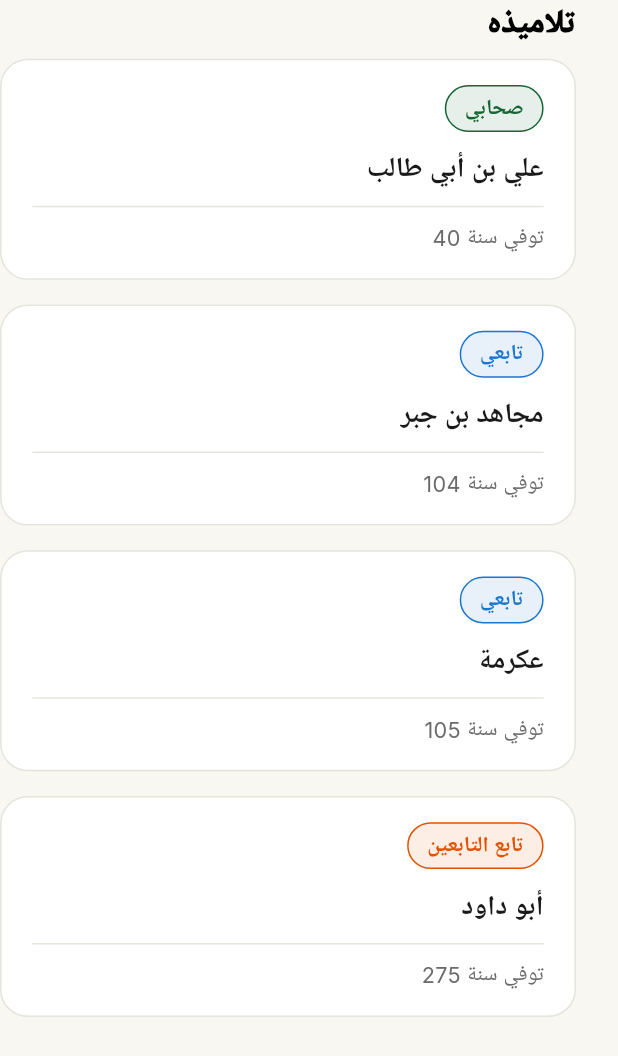
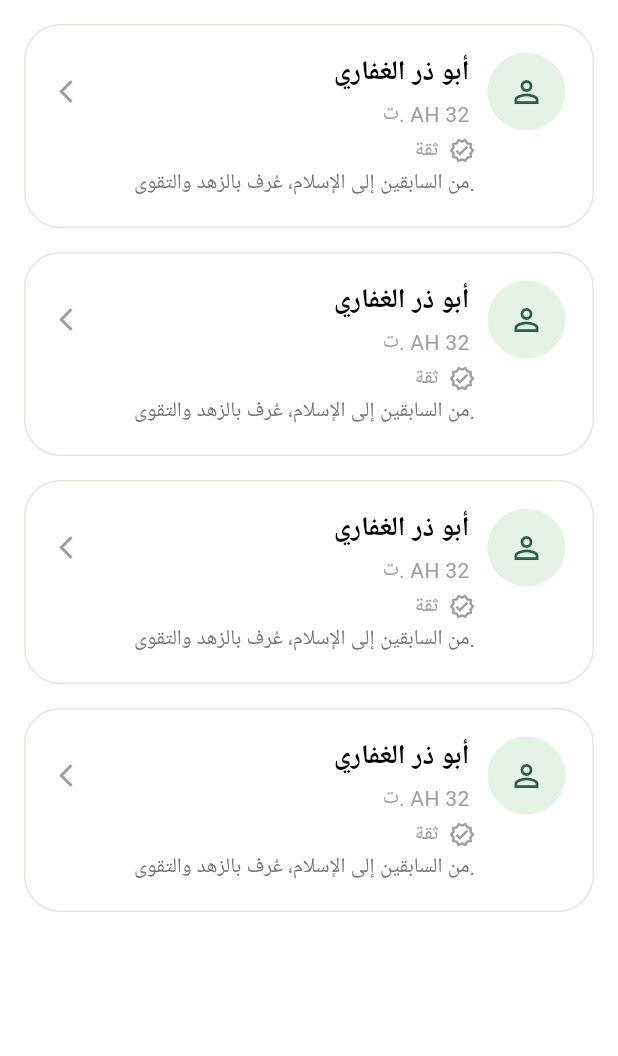
Before and after one commit to Salma28-zahran/Asaneed, a Flutter app: the StudentsScreen screen opened directly, on a phone screen of 412 x 824 dp. Shown: the top 1056 px of the screen. Run offline on Flutter 3.47's test engine with Material 3 defaults, Android fonts, the phone set to English and light mode, and no system bars; our stand-ins replace font_awesome_flutter, google_fonts; Roboto replaces fonts that are missing (Tajawal).

Commit message:
profile done

```diff
--- a/lib/features/profile/presentation/views/tabs/person_screen.dart
+++ b/lib/features/profile/presentation/views/tabs/person_screen.dart
@@ -9,11 +9,10 @@ class PersonScreen extends StatelessWidget {
 
   @override
   Widget build(BuildContext context) {
+
     final themeManager = context.watch<AppThemeManager>();
     final isDark = themeManager.isDarkMode;
-
     final bool hasData = true;
-
     return Scaffold(
      backgroundColor: Colors.transparent,
       body: SafeArea(
--- a/lib/features/profile/presentation/views/tabs/students_screen.dart
+++ b/lib/features/profile/presentation/views/tabs/students_screen.dart
@@ -14,67 +14,178 @@ class StudentsScreen extends StatelessWidget {
   Widget build(BuildContext context) {
     final themeManager = context.watch<AppThemeManager>();
     final isDark = themeManager.isDarkMode;
+    final bool hasData = true;
+
     return Scaffold(
-      backgroundColor:
-      isDark ? const Color(0xFF111814) : const Color(0xFFF9F7F2),
-      body: SingleChildScrollView(
-        child: Padding(
-          padding: const EdgeInsets.only(right: 28),
-          child: Align(
-            alignment: Alignment.topRight,
+      backgroundColor: Colors.transparent,
+      body: SafeArea(
+        child: hasData
+            ? _buildList(context, isDark)
+            : _buildEmptyState(context, isDark),
+      ),
+    );
+  }
+  Widget _buildEmptyState(BuildContext context, bool isDark) {
+    return Center(
+      child: Column(
+        mainAxisSize: MainAxisSize.min,
+        children: [
+          Container(
+            width: 88,
+            height: 88,
+            decoration: BoxDecoration(
+              shape: BoxShape.circle,
+              color: isDark
+                  ? Colors.white.withOpacity(0.08)
+                  : Colors.black.withOpacity(0.06),
+            ),
+            child: Icon(
+              Icons.person_outline,
+              size: 40,
+              color: Colors.grey.shade400,
+            ),
+          ),
+          const SizedBox(height: 20),
+          Text(
+            "لا يوجد شيوخ",
+            style: GoogleFonts.tajawal(
+              fontSize: 22,
+              fontWeight: FontWeight.w700,
+              color: AppColor.getBlack(context),
+            ),
+            textAlign: TextAlign.center,
+          ),
+          const SizedBox(height: 8),
+          Text(
+            "لم يتم العثور على شيوخ مسجلين لهذا الراوي.",
+            style: GoogleFonts.tajawal(
+              fontSize: 15,
+              color: Colors.grey,
+            ),
+            textAlign: TextAlign.center,
+          ),
+        ],
+      ),
+    );
+  }
+
+  Widget _buildList(BuildContext context, bool isDark) {
+    return ListView.builder(
+      padding: const EdgeInsets.all(16),
+      itemCount: 4,
+      itemBuilder: (context, index) {
+        return _personCard(context, isDark);
+      },
+    );
+  }
+  Widget _personCard(BuildContext context, bool isDark) {
+    return Container(
+      margin: const EdgeInsets.only(bottom: 16),
+      padding: const EdgeInsets.all(18),
+      decoration: BoxDecoration(
+        color: AppColor.getContainerColor(context),
+        borderRadius: BorderRadius.circular(24),
+        border: Border.all(
+          color: AppColor.getborder(context),
+        ),
+      ),
       child: Column(
         crossAxisAlignment: CrossAxisAlignment.end,
-              mainAxisAlignment: MainAxisAlignment.start,
         children: [
-                Text("تلاميذه",style: GoogleFonts.roboto(fontSize: 22,fontWeight: FontWeight.w900,
-                    color: AppColor.getBlack(context)),),
-                PersonCard(
-                  name: "علي بن أبي طالب",
-                  badgeText: "صحابي",
-                  badgeColor: AppColor.green,
-                  deathYear: 40,
-                  onTap: () {
-
-                  },
+          /// ===== Top Row =====
+          Row(
+            mainAxisAlignment: MainAxisAlignment.spaceBetween,
+            children: [
+              /// Back Arrow (Left)
+              Icon(
+                Icons.arrow_back_ios_new,
+                size: 18,
+                color: Colors.grey.shade500,
               ),
 
-                PersonCard(
-                  name: "مجاهد بن جبر",
-                  badgeText: "تابعي",
-                  badgeColor: AppColor.blue,
-                  deathYear: 104,
-                  onTap: () {
-
-                  },
+              /// Name + Avatar
+              Row(
+                children: [
+                  Column(
+                    crossAxisAlignment: CrossAxisAlignment.end,
+                    children: [
+                      Text(
+                        "أبو ذر الغفاري",
+                        style: GoogleFonts.tajawal(
+                          fontSize: 18,
+                          fontWeight: FontWeight.w700,
+                          color: AppColor.getBlack(context),
+                        ),
+                      ),
+                      const SizedBox(height: 4),
+                      Text(
+                        "ت. AH 32",
+                        style: GoogleFonts.tajawal(
+                          fontSize: 14,
+                          color: Colors.grey,
+                        ),
+                      ),
+                    ],
+                  ),
+                  const SizedBox(width: 12),
+                  Container(
+                    width: 52,
+                    height: 52,
+                    decoration: BoxDecoration(
+                      shape: BoxShape.circle,
+                      color: Colors.green.withOpacity(0.15),
+                    ),
+                    child: const Icon(
+                      Icons.person_outline,
+                      color: AppColor.primary,
+                    ),
+                  ),
+                ],
+              ),
+            ],
           ),
 
-                PersonCard(
-                  name: "عكرمة",
-                  badgeText: "تابعي",
-                  badgeColor: AppColor.blue,
-                  deathYear: 105,
-                  onTap: () {
+          const SizedBox(height: 3),
 
-                  },
+          /// ===== Trust Row =====
+          Padding(
+            padding: const EdgeInsets.only(right: 60),
+            child: Row(
+              mainAxisAlignment: MainAxisAlignment.end,
+              children: [
+                Text(
+                  "ثقة",
+                  style: GoogleFonts.tajawal(
+                    fontSize: 14,
+                    color: Colors.grey,
+                  ),
+                ),
+                const SizedBox(width: 6),
+                const Icon(
+                  Icons.verified_outlined,
+                  size: 18,
+                  color: Colors.grey,
+                ),
+              ],
+            ),
           ),
 
-                PersonCard(
-                  name: "أبو داود",
-                  badgeText: "تابع التابعين",
-                  badgeColor: AppColor.orange2,
-                  deathYear: 275,
-                  onTap: () {
+          const SizedBox(height: 2),
 
-                  },
-                ),
-
-              ],
-
+          /// ===== Description =====
+          Padding(
+            padding: const EdgeInsets.only(right: 60),
+            child: Text(
+              "من السابقين إلى الإسلام، عُرف بالزهد والتقوى.",
+              textAlign: TextAlign.right,
+              style: GoogleFonts.tajawal(
+                fontSize: 14,
+                color: Colors.grey.shade600,
               ),
             ),
           ),
+        ],
       ),
-
     );
   }
 }
```
Lines whose indentation alone changed are shown as unchanged.
